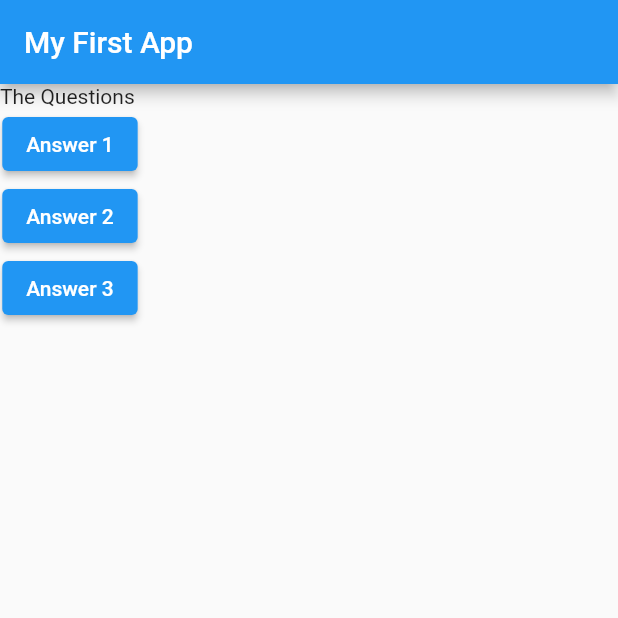
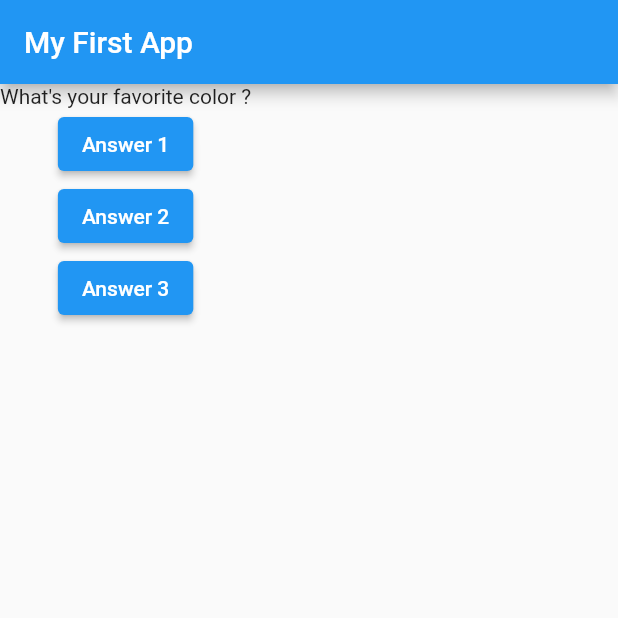
Before and after one commit to Tsenda-Djessy-Flavien/flutter_complete_guide, a Flutter app: the screen it shows after launch, after a tap on "Answer 1", on a phone screen of 412 x 824 dp, the top half of it. Run offline on Flutter 3.47's test engine with Material 2 defaults, Android fonts, the phone set to English and light mode, and no system bars.

Commit message:
mettre à jour les données

```diff
--- a/lib/main.dart
+++ b/lib/main.dart
@@ -1,17 +1,23 @@
 import 'package:flutter/material.dart';
 
-void main() => runApp(const MyApp());
+void main() => runApp(MyApp());
 
 class MyApp extends StatelessWidget {
-  const MyApp({super.key});
+  var questionIndex = 0;
 
-  void answerQuestion() => print("Answer chosen !");
+  MyApp({super.key});
+
+  void answerQuestion() {
+    questionIndex = questionIndex + 1;
+    print(questionIndex);
+    // print("Answer 1 chosen !");
+  }
 
   @override
   Widget build(BuildContext context) {
     List<String> question = [
-      "What's your favorite color",
-      "what's your favorite language"
+      "What's your favorite color ?",
+      "what's your favorite animal"
     ];
 
     return MaterialApp(
@@ -22,19 +28,20 @@ class MyApp extends StatelessWidget {
         ),
         body: Column(
           children: [
-            Text("The Questions "),
+            // Text(question.elementAt(0)),
+            Text(question[questionIndex]),
             ElevatedButton(
               onPressed: answerQuestion,
               child: Text('Answer 1'),
             ),
             ElevatedButton(
               onPressed: () {
-                print('Answer chosen !');
+                print('Answer 2 chosen !');
               },
               child: Text('Answer 2'),
             ),
             ElevatedButton(
-              onPressed: () => print('Answer chosen !'),
+              onPressed: () => print('Answer 3 chosen !'),
               child: Text('Answer 3'),
             ),
           ],
```
